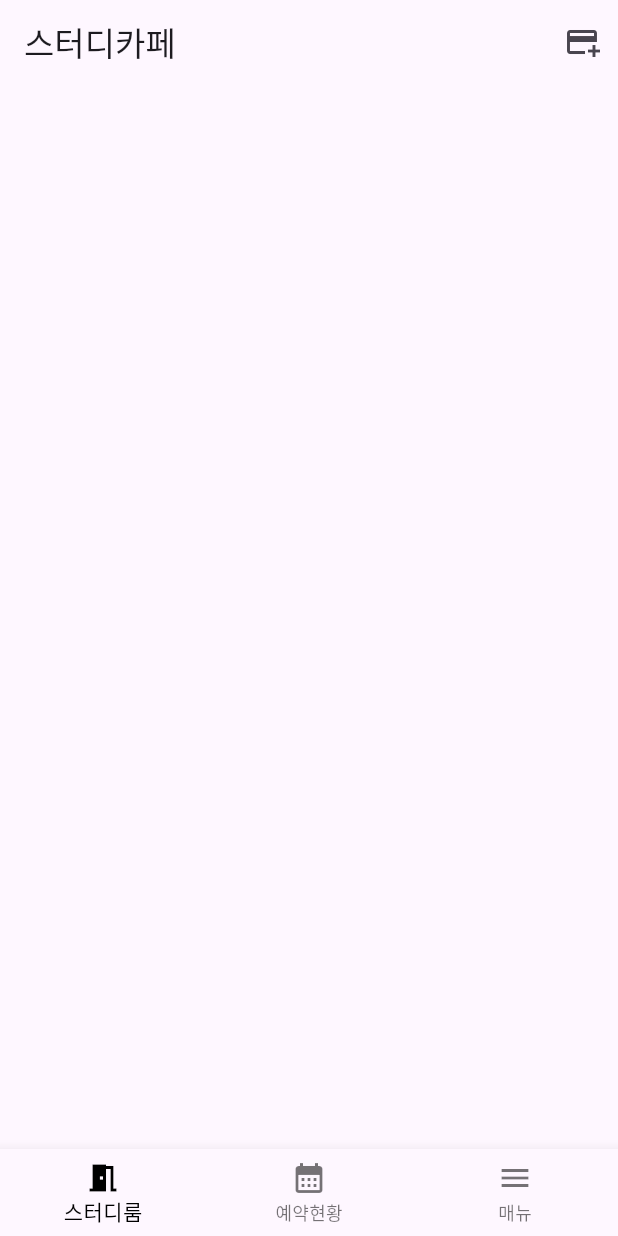
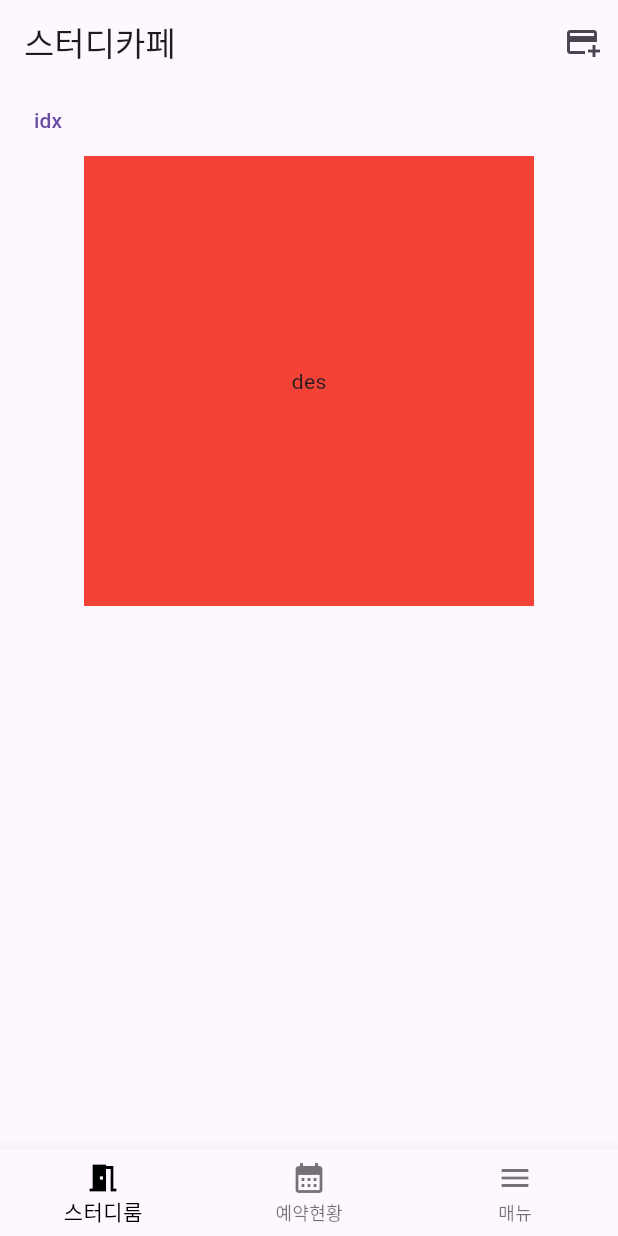
Before and after one commit to Lang-Studycafe/Studycafe-Flutter, a Flutter app: the screen it shows after launch, on a phone screen of 412 x 824 dp. Run offline on Flutter 3.47's test engine with Material 3 defaults, Android fonts, the phone set to English and light mode, and no system bars.

Commit message:
banner 생성

```diff
--- a/lib/studycafe2/render/mainPage/view/mainPageView1.dart
+++ b/lib/studycafe2/render/mainPage/view/mainPageView1.dart
@@ -10,6 +10,12 @@ class MainPageView1 extends StatefulWidget {
 class _MainPageView1State extends State<MainPageView1> {
 
   PageController pageController = PageController();
+  BannerModel bannerModel = BannerModel(
+    menus: [
+      BannerMenuModel(txt: "idx")],
+    items: [
+      BannerItemModel(img: "img", des: "des")]
+  );
 
   @override
   void dispose(){
@@ -21,13 +27,14 @@ class _MainPageView1State extends State<MainPageView1> {
   Widget build(BuildContext context) {
 
     // 배너, 이용권 화면
-    return Column(
+    return Scaffold(
+      body: Column(
         children: [
           SingleChildScrollView(
             child: Column(
               children: [
                 Container( //
-                color: Colors.grey,
+                  child : banner(bannerModel),
                 )
               ],
             ),
@@ -36,21 +43,55 @@ class _MainPageView1State extends State<MainPageView1> {
             color: Colors.red,
           )
 
+        ],
+      ),
+    );
+  }
 
+  Widget banner(BannerModel model) {
+    return Container(
+      child: Column(
+        children: [
+          Row(
+            children:
+              model.menus.map<Widget>((BannerMenuModel menuModel) => TextButton(
+                onPressed: (){
+                  int index = model.menus.indexOf(menuModel);
+                  this.pageController.jumpToPage(index);
+                },
+                child: Text(menuModel.txt),
+                )).toList(),
+          ),
+          Container(
+            width: 300.0,
+            height: 300.0,
+            color: Colors.red,
+            child: PageView.builder(
+              controller: pageController,
+              itemCount: 3,
+              itemBuilder: (BuildContext context, int index) => Container(
+                child: Center(
+                  child: Text(model.items[index].des),
+                ),
+              ),
+            ),
+          )
         ],
+      ),
     );
   }
 }
 
 class BannerMenuModel {
-  final String idx; // 배너 index
+  final String txt; // 배너 index
   //const 생성자
-  const BannerMenuModel({required this.idx});
+  const BannerMenuModel({required this.txt});
 }
 
 class BannerItemModel {
   final String img;
-  const BannerItemModel({required this.img});
+  final String des;
+  const BannerItemModel({required this.img, required this.des});
 }
 
 class BannerModel {
```
Lines whose indentation alone changed are shown as unchanged.
